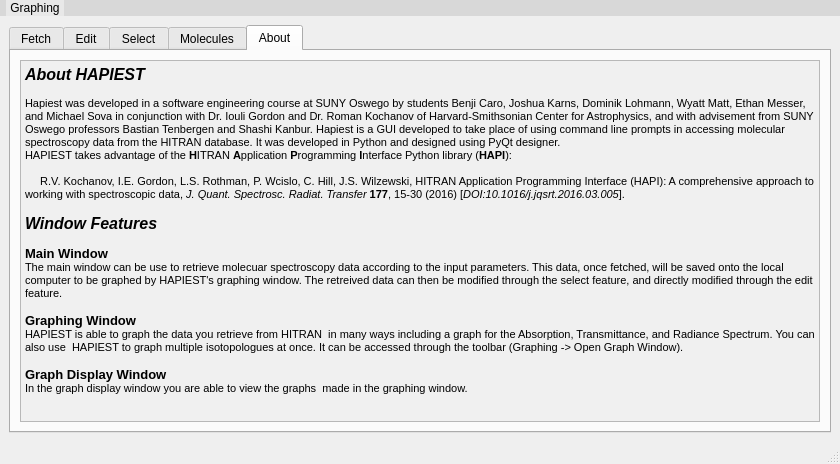
Above: layouts/main_window.ui from hitranonline/hapiest before the change. Below: the same form after it.
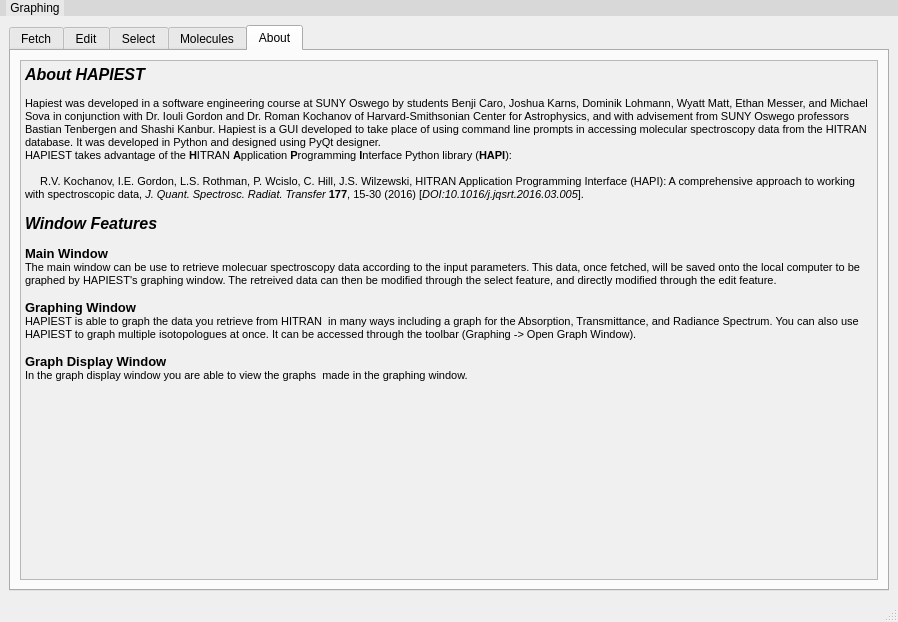
That is the form after the change. The open tabs and pages were chosen to show the change.

Commit message: Now can put multiple plots of any graph type together; prevent graph display windows from having multiple graph types

Diff of the .ui file:
```diff
--- a/layouts/main_window.ui
+++ b/layouts/main_window.ui
@@ -6,8 +6,8 @@
    <rect>
     <x>0</x>
     <y>0</y>
-    <width>840</width>
-    <height>464</height>
+    <width>898</width>
+    <height>622</height>
    </rect>
   </property>
   <property name="sizePolicy">
@@ -1199,24 +1199,24 @@
            <string>&lt;!DOCTYPE HTML PUBLIC &quot;-//W3C//DTD HTML 4.0//EN&quot; &quot;http://www.w3.org/TR/REC-html40/strict.dtd&quot;&gt;
 &lt;html&gt;&lt;head&gt;&lt;meta name=&quot;qrichtext&quot; content=&quot;1&quot; /&gt;&lt;style type=&quot;text/css&quot;&gt;
 p, li { white-space: pre-wrap; }
-&lt;/style&gt;&lt;/head&gt;&lt;body style=&quot; font-family:'MS Shell Dlg 2'; font-size:7.5pt; font-weight:400; font-style:normal;&quot;&gt;
-&lt;p style=&quot; margin-top:0px; margin-bottom:0px; margin-left:0px; margin-right:0px; -qt-block-indent:0; text-indent:0px;&quot;&gt;&lt;span style=&quot; font-size:12pt; font-weight:600; font-style:italic;&quot;&gt;About HAPIEST&lt;/span&gt;&lt;/p&gt;
-&lt;p style=&quot; margin-top:0px; margin-bottom:0px; margin-left:0px; margin-right:0px; -qt-block-indent:0; text-indent:0px;&quot;&gt;&lt;span style=&quot; font-size:8pt;&quot;&gt;               &lt;/span&gt;&lt;/p&gt;
-&lt;p style=&quot; margin-top:0px; margin-bottom:0px; margin-left:0px; margin-right:0px; -qt-block-indent:0; text-indent:0px;&quot;&gt;&lt;span style=&quot; font-size:8pt;&quot;&gt;Hapiest was developed in a software engineering course at SUNY Oswego by students Benji Caro, Joshua Karns, Dominik Lohmann, Wyatt Matt, Ethan Messer, and Michael Sova in conjunction with Dr. Iouli Gordon and Dr. Roman Kochanov of Harvard-Smithsonian Center for Astrophysics, and with advisement from SUNY Oswego professors Bastian Tenbergen and Shashi Kanbur. Hapiest is a GUI developed to take place of using command line prompts in accessing molecular spectroscopy data from the HITRAN database. It was developed in Python and designed using PyQt designer.&lt;/span&gt;&lt;/p&gt;
-&lt;p style=&quot; margin-top:0px; margin-bottom:0px; margin-left:0px; margin-right:0px; -qt-block-indent:0; text-indent:0px;&quot;&gt;&lt;span style=&quot; font-size:8pt;&quot;&gt;HAPIEST takes advantage of the &lt;/span&gt;&lt;span style=&quot; font-size:8pt; font-weight:600;&quot;&gt;H&lt;/span&gt;&lt;span style=&quot; font-size:8pt;&quot;&gt;ITRAN &lt;/span&gt;&lt;span style=&quot; font-size:8pt; font-weight:600;&quot;&gt;A&lt;/span&gt;&lt;span style=&quot; font-size:8pt;&quot;&gt;pplication &lt;/span&gt;&lt;span style=&quot; font-size:8pt; font-weight:600;&quot;&gt;P&lt;/span&gt;&lt;span style=&quot; font-size:8pt;&quot;&gt;rogramming &lt;/span&gt;&lt;span style=&quot; font-size:8pt; font-weight:600;&quot;&gt;I&lt;/span&gt;&lt;span style=&quot; font-size:8pt;&quot;&gt;nterface Python library (&lt;/span&gt;&lt;span style=&quot; font-size:8pt; font-weight:600;&quot;&gt;HAPI&lt;/span&gt;&lt;span style=&quot; font-size:8pt;&quot;&gt;):&lt;/span&gt;&lt;/p&gt;
-&lt;p style=&quot;-qt-paragraph-type:empty; margin-top:0px; margin-bottom:0px; margin-left:0px; margin-right:0px; -qt-block-indent:0; text-indent:0px; font-size:8pt;&quot;&gt;&lt;br /&gt;&lt;/p&gt;
-&lt;p style=&quot; margin-top:0px; margin-bottom:0px; margin-left:0px; margin-right:0px; -qt-block-indent:0; text-indent:0px;&quot;&gt;&lt;span style=&quot; font-size:8pt;&quot;&gt;     R.V. Kochanov, I.E. Gordon, L.S. Rothman, P. Wcislo, C. Hill, J.S. Wilzewski, HITRAN Application Programming Interface (HAPI): A comprehensive approach to working with spectroscopic data, &lt;/span&gt;&lt;span style=&quot; font-size:8pt; font-style:italic;&quot;&gt;J. Quant. Spectrosc. Radiat. Transfer&lt;/span&gt;&lt;span style=&quot; font-size:8pt;&quot;&gt; &lt;/span&gt;&lt;span style=&quot; font-size:8pt; font-weight:600;&quot;&gt;177&lt;/span&gt;&lt;span style=&quot; font-size:8pt;&quot;&gt;, 15-30 (2016) [&lt;/span&gt;&lt;span style=&quot; font-size:8pt; font-style:italic;&quot;&gt;DOI:10.1016/j.jqsrt.2016.03.005&lt;/span&gt;&lt;span style=&quot; font-size:8pt;&quot;&gt;].&lt;/span&gt;&lt;/p&gt;
-&lt;p style=&quot; margin-top:0px; margin-bottom:0px; margin-left:0px; margin-right:0px; -qt-block-indent:0; text-indent:0px;&quot;&gt;&lt;span style=&quot; font-size:8pt;&quot;&gt;           &lt;/span&gt;&lt;/p&gt;
-&lt;p style=&quot; margin-top:0px; margin-bottom:0px; margin-left:0px; margin-right:0px; -qt-block-indent:0; text-indent:0px;&quot;&gt;&lt;span style=&quot; font-size:12pt; font-weight:600; font-style:italic;&quot;&gt;Window Features &lt;/span&gt;&lt;span style=&quot; font-size:12pt;&quot;&gt;               &lt;/span&gt;&lt;span style=&quot; font-size:8pt;&quot;&gt;                &lt;/span&gt;&lt;/p&gt;
-&lt;p style=&quot;-qt-paragraph-type:empty; margin-top:0px; margin-bottom:0px; margin-left:0px; margin-right:0px; -qt-block-indent:0; text-indent:0px; font-size:8pt;&quot;&gt;&lt;br /&gt;&lt;/p&gt;
-&lt;p style=&quot; margin-top:0px; margin-bottom:0px; margin-left:0px; margin-right:0px; -qt-block-indent:0; text-indent:0px;&quot;&gt;&lt;span style=&quot; font-size:10pt; font-weight:600;&quot;&gt;Main Window&lt;/span&gt;&lt;span style=&quot; font-size:10pt;&quot;&gt; &lt;/span&gt;&lt;span style=&quot; font-size:8pt;&quot;&gt;                &lt;/span&gt;&lt;/p&gt;
-&lt;p style=&quot; margin-top:0px; margin-bottom:0px; margin-left:0px; margin-right:0px; -qt-block-indent:0; text-indent:0px;&quot;&gt;&lt;span style=&quot; font-size:8pt;&quot;&gt;The main window can be use to retrieve molecuar spectroscopy data according to the input parameters. This data, once fetched, will be saved onto the local computer to be graphed by HAPIEST's graphing window. The retreived data can then be modified through the select feature, and directly modified through the edit feature.                &lt;/span&gt;&lt;/p&gt;
-&lt;p style=&quot;-qt-paragraph-type:empty; margin-top:0px; margin-bottom:0px; margin-left:0px; margin-right:0px; -qt-block-indent:0; text-indent:0px; font-size:8pt;&quot;&gt;&lt;br /&gt;&lt;/p&gt;
-&lt;p style=&quot; margin-top:0px; margin-bottom:0px; margin-left:0px; margin-right:0px; -qt-block-indent:0; text-indent:0px;&quot;&gt;&lt;span style=&quot; font-size:10pt; font-weight:600;&quot;&gt;Graphing Window&lt;/span&gt;&lt;span style=&quot; font-size:10pt;&quot;&gt; &lt;/span&gt;&lt;span style=&quot; font-size:8pt;&quot;&gt;                &lt;/span&gt;&lt;/p&gt;
-&lt;p style=&quot; margin-top:0px; margin-bottom:0px; margin-left:0px; margin-right:0px; -qt-block-indent:0; text-indent:0px;&quot;&gt;&lt;span style=&quot; font-size:8pt;&quot;&gt;HAPIEST is able to graph the data you retrieve from HITRAN  in many ways including a graph for the Absorption, Transmittance, and Radiance Spectrum. You can also use  HAPIEST to graph multiple isotopologues at once. It can be accessed through the toolbar (Graphing -&amp;gt; Open Graph Window).                &lt;/span&gt;&lt;/p&gt;
-&lt;p style=&quot;-qt-paragraph-type:empty; margin-top:0px; margin-bottom:0px; margin-left:0px; margin-right:0px; -qt-block-indent:0; text-indent:0px; font-size:8pt;&quot;&gt;&lt;br /&gt;&lt;/p&gt;
-&lt;p style=&quot; margin-top:0px; margin-bottom:0px; margin-left:0px; margin-right:0px; -qt-block-indent:0; text-indent:0px;&quot;&gt;&lt;span style=&quot; font-size:10pt; font-weight:600;&quot;&gt;Graph Display Window&lt;/span&gt;&lt;span style=&quot; font-size:10pt;&quot;&gt; &lt;/span&gt;&lt;span style=&quot; font-size:8pt;&quot;&gt;                &lt;/span&gt;&lt;/p&gt;
-&lt;p style=&quot; margin-top:0px; margin-bottom:0px; margin-left:0px; margin-right:0px; -qt-block-indent:0; text-indent:0px;&quot;&gt;&lt;span style=&quot; font-size:8pt;&quot;&gt;In the graph display window you are able to view the graphs  made in the graphing window.            &lt;/span&gt;&lt;/p&gt;&lt;/body&gt;&lt;/html&gt;</string>
+&lt;/style&gt;&lt;/head&gt;&lt;body style=&quot; font-family:'DejaVu Sans Mono'; font-size:10pt; font-weight:400; font-style:normal;&quot;&gt;
+&lt;p style=&quot; margin-top:0px; margin-bottom:0px; margin-left:0px; margin-right:0px; -qt-block-indent:0; text-indent:0px;&quot;&gt;&lt;span style=&quot; font-family:'MS Shell Dlg 2'; font-size:12pt; font-weight:600; font-style:italic;&quot;&gt;About HAPIEST&lt;/span&gt;&lt;/p&gt;
+&lt;p style=&quot; margin-top:0px; margin-bottom:0px; margin-left:0px; margin-right:0px; -qt-block-indent:0; text-indent:0px;&quot;&gt;&lt;span style=&quot; font-family:'MS Shell Dlg 2'; font-size:8pt;&quot;&gt;               &lt;/span&gt;&lt;/p&gt;
+&lt;p style=&quot; margin-top:0px; margin-bottom:0px; margin-left:0px; margin-right:0px; -qt-block-indent:0; text-indent:0px;&quot;&gt;&lt;span style=&quot; font-family:'MS Shell Dlg 2'; font-size:8pt;&quot;&gt;Hapiest was developed in a software engineering course at SUNY Oswego by students Benji Caro, Joshua Karns, Dominik Lohmann, Wyatt Matt, Ethan Messer, and Michael Sova in conjunction with Dr. Iouli Gordon and Dr. Roman Kochanov of Harvard-Smithsonian Center for Astrophysics, and with advisement from SUNY Oswego professors Bastian Tenbergen and Shashi Kanbur. Hapiest is a GUI developed to take place of using command line prompts in accessing molecular spectroscopy data from the HITRAN database. It was developed in Python and designed using PyQt designer.&lt;/span&gt;&lt;/p&gt;
+&lt;p style=&quot; margin-top:0px; margin-bottom:0px; margin-left:0px; margin-right:0px; -qt-block-indent:0; text-indent:0px;&quot;&gt;&lt;span style=&quot; font-family:'MS Shell Dlg 2'; font-size:8pt;&quot;&gt;HAPIEST takes advantage of the &lt;/span&gt;&lt;span style=&quot; font-family:'MS Shell Dlg 2'; font-size:8pt; font-weight:600;&quot;&gt;H&lt;/span&gt;&lt;span style=&quot; font-family:'MS Shell Dlg 2'; font-size:8pt;&quot;&gt;ITRAN &lt;/span&gt;&lt;span style=&quot; font-family:'MS Shell Dlg 2'; font-size:8pt; font-weight:600;&quot;&gt;A&lt;/span&gt;&lt;span style=&quot; font-family:'MS Shell Dlg 2'; font-size:8pt;&quot;&gt;pplication &lt;/span&gt;&lt;span style=&quot; font-family:'MS Shell Dlg 2'; font-size:8pt; font-weight:600;&quot;&gt;P&lt;/span&gt;&lt;span style=&quot; font-family:'MS Shell Dlg 2'; font-size:8pt;&quot;&gt;rogramming &lt;/span&gt;&lt;span style=&quot; font-family:'MS Shell Dlg 2'; font-size:8pt; font-weight:600;&quot;&gt;I&lt;/span&gt;&lt;span style=&quot; font-family:'MS Shell Dlg 2'; font-size:8pt;&quot;&gt;nterface Python library (&lt;/span&gt;&lt;span style=&quot; font-family:'MS Shell Dlg 2'; font-size:8pt; font-weight:600;&quot;&gt;HAPI&lt;/span&gt;&lt;span style=&quot; font-family:'MS Shell Dlg 2'; font-size:8pt;&quot;&gt;):&lt;/span&gt;&lt;/p&gt;
+&lt;p style=&quot;-qt-paragraph-type:empty; margin-top:0px; margin-bottom:0px; margin-left:0px; margin-right:0px; -qt-block-indent:0; text-indent:0px; font-family:'MS Shell Dlg 2'; font-size:8pt;&quot;&gt;&lt;br /&gt;&lt;/p&gt;
+&lt;p style=&quot; margin-top:0px; margin-bottom:0px; margin-left:0px; margin-right:0px; -qt-block-indent:0; text-indent:0px;&quot;&gt;&lt;span style=&quot; font-family:'MS Shell Dlg 2'; font-size:8pt;&quot;&gt;     R.V. Kochanov, I.E. Gordon, L.S. Rothman, P. Wcislo, C. Hill, J.S. Wilzewski, HITRAN Application Programming Interface (HAPI): A comprehensive approach to working with spectroscopic data, &lt;/span&gt;&lt;span style=&quot; font-family:'MS Shell Dlg 2'; font-size:8pt; font-style:italic;&quot;&gt;J. Quant. Spectrosc. Radiat. Transfer&lt;/span&gt;&lt;span style=&quot; font-family:'MS Shell Dlg 2'; font-size:8pt;&quot;&gt; &lt;/span&gt;&lt;span style=&quot; font-family:'MS Shell Dlg 2'; font-size:8pt; font-weight:600;&quot;&gt;177&lt;/span&gt;&lt;span style=&quot; font-family:'MS Shell Dlg 2'; font-size:8pt;&quot;&gt;, 15-30 (2016) [&lt;/span&gt;&lt;span style=&quot; font-family:'MS Shell Dlg 2'; font-size:8pt; font-style:italic;&quot;&gt;DOI:10.1016/j.jqsrt.2016.03.005&lt;/span&gt;&lt;span style=&quot; font-family:'MS Shell Dlg 2'; font-size:8pt;&quot;&gt;].&lt;/span&gt;&lt;/p&gt;
+&lt;p style=&quot; margin-top:0px; margin-bottom:0px; margin-left:0px; margin-right:0px; -qt-block-indent:0; text-indent:0px;&quot;&gt;&lt;span style=&quot; font-family:'MS Shell Dlg 2'; font-size:8pt;&quot;&gt;           &lt;/span&gt;&lt;/p&gt;
+&lt;p style=&quot; margin-top:0px; margin-bottom:0px; margin-left:0px; margin-right:0px; -qt-block-indent:0; text-indent:0px;&quot;&gt;&lt;span style=&quot; font-family:'MS Shell Dlg 2'; font-size:12pt; font-weight:600; font-style:italic;&quot;&gt;Window Features &lt;/span&gt;&lt;span style=&quot; font-family:'MS Shell Dlg 2'; font-size:12pt;&quot;&gt;               &lt;/span&gt;&lt;span style=&quot; font-family:'MS Shell Dlg 2'; font-size:8pt;&quot;&gt;                &lt;/span&gt;&lt;/p&gt;
+&lt;p style=&quot;-qt-paragraph-type:empty; margin-top:0px; margin-bottom:0px; margin-left:0px; margin-right:0px; -qt-block-indent:0; text-indent:0px; font-family:'MS Shell Dlg 2'; font-size:8pt;&quot;&gt;&lt;br /&gt;&lt;/p&gt;
+&lt;p style=&quot; margin-top:0px; margin-bottom:0px; margin-left:0px; margin-right:0px; -qt-block-indent:0; text-indent:0px;&quot;&gt;&lt;span style=&quot; font-family:'MS Shell Dlg 2'; font-weight:600;&quot;&gt;Main Window&lt;/span&gt;&lt;span style=&quot; font-family:'MS Shell Dlg 2';&quot;&gt; &lt;/span&gt;&lt;span style=&quot; font-family:'MS Shell Dlg 2'; font-size:8pt;&quot;&gt;                &lt;/span&gt;&lt;/p&gt;
+&lt;p style=&quot; margin-top:0px; margin-bottom:0px; margin-left:0px; margin-right:0px; -qt-block-indent:0; text-indent:0px;&quot;&gt;&lt;span style=&quot; font-family:'MS Shell Dlg 2'; font-size:8pt;&quot;&gt;The main window can be use to retrieve molecuar spectroscopy data according to the input parameters. This data, once fetched, will be saved onto the local computer to be graphed by HAPIEST's graphing window. The retreived data can then be modified through the select feature, and directly modified through the edit feature.                &lt;/span&gt;&lt;/p&gt;
+&lt;p style=&quot;-qt-paragraph-type:empty; margin-top:0px; margin-bottom:0px; margin-left:0px; margin-right:0px; -qt-block-indent:0; text-indent:0px; font-family:'MS Shell Dlg 2'; font-size:8pt;&quot;&gt;&lt;br /&gt;&lt;/p&gt;
+&lt;p style=&quot; margin-top:0px; margin-bottom:0px; margin-left:0px; margin-right:0px; -qt-block-indent:0; text-indent:0px;&quot;&gt;&lt;span style=&quot; font-family:'MS Shell Dlg 2'; font-weight:600;&quot;&gt;Graphing Window&lt;/span&gt;&lt;span style=&quot; font-family:'MS Shell Dlg 2';&quot;&gt; &lt;/span&gt;&lt;span style=&quot; font-family:'MS Shell Dlg 2'; font-size:8pt;&quot;&gt;                &lt;/span&gt;&lt;/p&gt;
+&lt;p style=&quot; margin-top:0px; margin-bottom:0px; margin-left:0px; margin-right:0px; -qt-block-indent:0; text-indent:0px;&quot;&gt;&lt;span style=&quot; font-family:'MS Shell Dlg 2'; font-size:8pt;&quot;&gt;HAPIEST is able to graph the data you retrieve from HITRAN  in many ways including a graph for the Absorption, Transmittance, and Radiance Spectrum. You can also use  HAPIEST to graph multiple isotopologues at once. It can be accessed through the toolbar (Graphing -&amp;gt; Open Graph Window).                &lt;/span&gt;&lt;/p&gt;
+&lt;p style=&quot;-qt-paragraph-type:empty; margin-top:0px; margin-bottom:0px; margin-left:0px; margin-right:0px; -qt-block-indent:0; text-indent:0px; font-family:'MS Shell Dlg 2'; font-size:8pt;&quot;&gt;&lt;br /&gt;&lt;/p&gt;
+&lt;p style=&quot; margin-top:0px; margin-bottom:0px; margin-left:0px; margin-right:0px; -qt-block-indent:0; text-indent:0px;&quot;&gt;&lt;span style=&quot; font-family:'MS Shell Dlg 2'; font-weight:600;&quot;&gt;Graph Display Window&lt;/span&gt;&lt;span style=&quot; font-family:'MS Shell Dlg 2';&quot;&gt; &lt;/span&gt;&lt;span style=&quot; font-family:'MS Shell Dlg 2'; font-size:8pt;&quot;&gt;                &lt;/span&gt;&lt;/p&gt;
+&lt;p style=&quot; margin-top:0px; margin-bottom:0px; margin-left:0px; margin-right:0px; -qt-block-indent:0; text-indent:0px;&quot;&gt;&lt;span style=&quot; font-family:'MS Shell Dlg 2'; font-size:8pt;&quot;&gt;In the graph display window you are able to view the graphs  made in the graphing window.            &lt;/span&gt;&lt;/p&gt;&lt;/body&gt;&lt;/html&gt;</string>
           </property>
          </widget>
         </item>
@@ -1231,8 +1231,8 @@
     <rect>
      <x>0</x>
      <y>0</y>
-     <width>840</width>
-     <height>23</height>
+     <width>898</width>
+     <height>35</height>
     </rect>
    </property>
    <property name="styleSheet">
```
Left out of the diff: 2 changed lines with no effect on the pictures. The commit also changes 5 other files.
